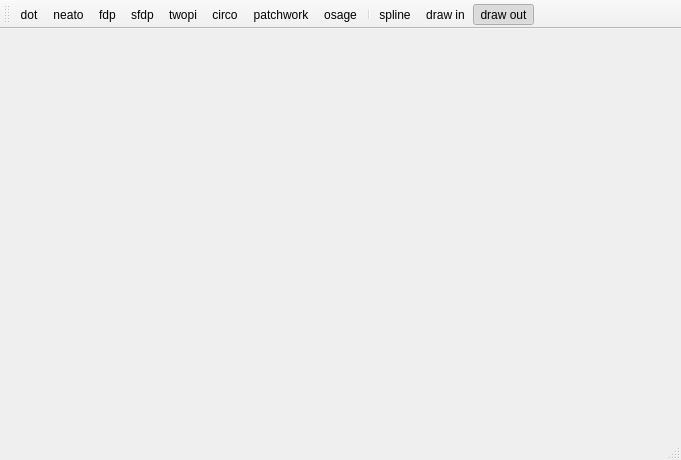
Above: src/main_window.ui from kvakvs/xrefgui1 before the change. Below: the same form after it.
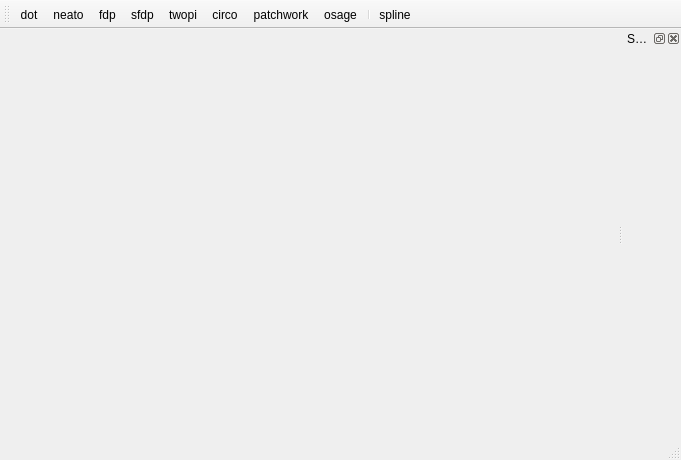
That is the form after the change.

Patch:
```diff
--- a/src/main_window.ui
+++ b/src/main_window.ui
@@ -43,10 +43,23 @@
    <addaction name="actionOsage"/>
    <addaction name="separator"/>
    <addaction name="actionSpline"/>
-   <addaction name="actionDraw_in"/>
-   <addaction name="actionDraw_out"/>
   </widget>
   <widget class="QStatusBar" name="statusBar"/>
+  <widget class="QDockWidget" name="dockWidget0">
+   <property name="floating">
+    <bool>false</bool>
+   </property>
+   <property name="allowedAreas">
+    <set>Qt::AllDockWidgetAreas</set>
+   </property>
+   <property name="windowTitle">
+    <string>Selected Properties</string>
+   </property>
+   <attribute name="dockWidgetArea">
+    <number>2</number>
+   </attribute>
+   <widget class="QWidget" name="dockWidgetContent"/>
+  </widget>
   <action name="actionDot">
    <property name="text">
     <string>dot</string>
@@ -125,25 +138,6 @@
     <string>Use splines</string>
    </property>
   </action>
-  <action name="actionDraw_in">
-   <property name="checkable">
-    <bool>true</bool>
-   </property>
-   <property name="text">
-    <string>draw in</string>
-   </property>
-  </action>
-  <action name="actionDraw_out">
-   <property name="checkable">
-    <bool>true</bool>
-   </property>
-   <property name="checked">
-    <bool>true</bool>
-   </property>
-   <property name="text">
-    <string>draw out</string>
-   </property>
-  </action>
  </widget>
  <layoutdefault spacing="6" margin="11"/>
  <resources/>
```
